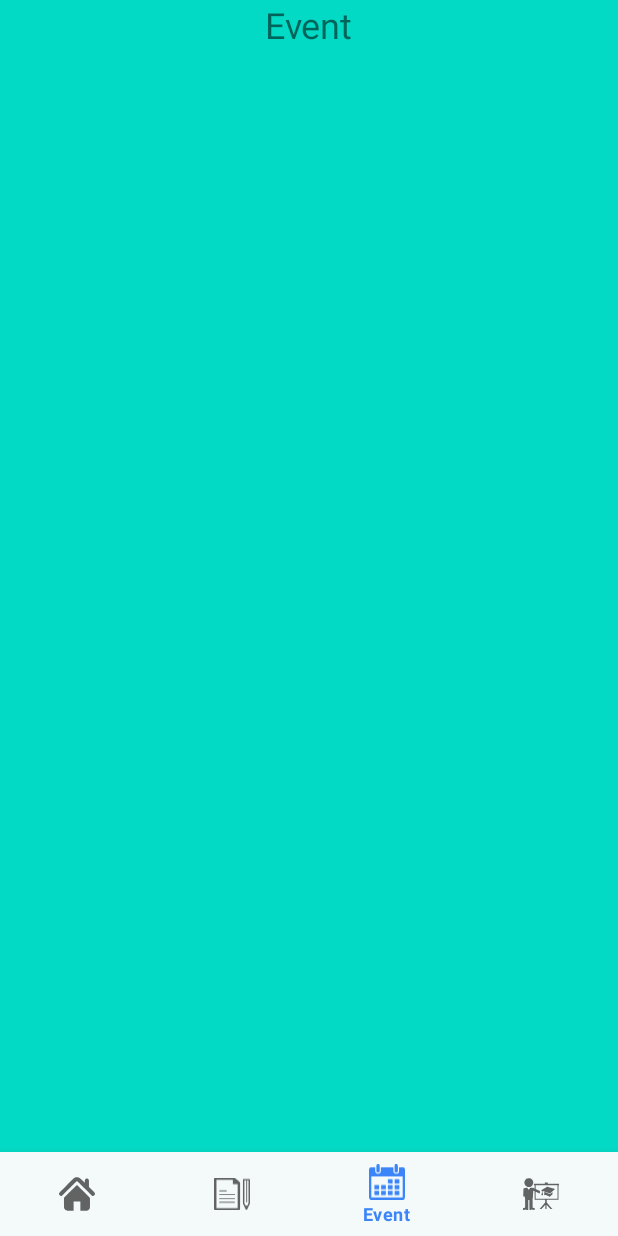
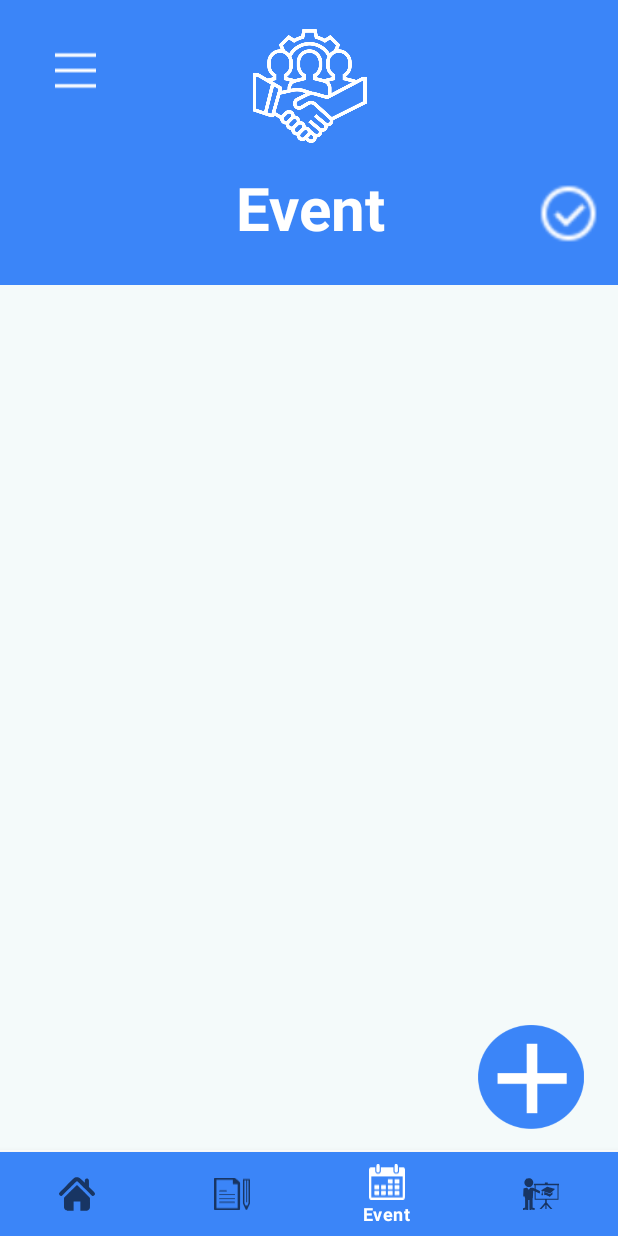
Before and after one commit to rlvidanapathirana/UniLife, an Android app: the screen it shows after launch (MainActivity), item 3 of the bottom bar chosen, on a phone screen of 412 x 824 dp. Run offline under Robolectric (Android 15) with nearby library versions, the phone set to English and light mode, and no system bars.

Commit message:
create event frag to event act parth

```diff
--- a/app/build.gradle
+++ b/app/build.gradle
@@ -15,6 +15,9 @@ android {
 
         testInstrumentationRunner "androidx.test.runner.AndroidJUnitRunner"
     }
+//   viewBinding{
+//       enabled = true
+//   }
 
     buildTypes {
         release {
@@ -35,6 +38,7 @@ dependencies {
     implementation 'androidx.appcompat:appcompat:1.2.0'
     implementation 'com.google.android.material:material:1.3.0'
     implementation 'androidx.constraintlayout:constraintlayout:2.0.4'
+    implementation 'androidx.legacy:legacy-support-v4:1.0.0'
     testImplementation 'junit:junit:4.+'
     androidTestImplementation 'androidx.test.ext:junit:1.1.2'
     androidTestImplementation 'androidx.test.espresso:espresso-core:3.3.0'
--- a/app/src/main/AndroidManifest.xml
+++ b/app/src/main/AndroidManifest.xml
@@ -9,6 +9,7 @@
         android:roundIcon="@mipmap/ic_launcher_round"
         android:supportsRtl="true"
         android:theme="@style/Theme.Unilife">
+        <activity android:name=".createEvent"></activity>
         <activity android:name=".MainActivity">
             <intent-filter>
                 <action android:name="android.intent.action.MAIN" />
--- a/app/src/main/java/com/shadowsquad/unilife/EventFragment.java
+++ b/app/src/main/java/com/shadowsquad/unilife/EventFragment.java
@@ -1,19 +1,71 @@
 package com.shadowsquad.unilife;
 
+import android.content.Intent;
 import android.os.Bundle;
 import android.view.LayoutInflater;
 import android.view.View;
 import android.view.ViewGroup;
+import android.widget.Button;
+import android.widget.ImageButton;
 
 import androidx.annotation.NonNull;
 import androidx.annotation.Nullable;
 import androidx.fragment.app.Fragment;
+import androidx.fragment.app.FragmentManager;
+import androidx.fragment.app.FragmentTransaction;
+
 
 public class EventFragment extends Fragment {
+
+    Button adder;
+
+    public EventFragment() {
+
+    }
+
+//    private EventFragment eventFragment;
+//    FragmentEventBinding binding;
 
     @Nullable
     @Override
     public View onCreateView(@NonNull LayoutInflater inflater, @Nullable ViewGroup container, @Nullable Bundle savedInstanceState) {
-        return inflater.inflate(R.layout.fragment_event,container,false);
+         View View = inflater.inflate(R.layout.fragment_event,container,false);
+
+//
+//        binding = FragmentEventBinding.inflate(getLayoutInflater());
+//        return binding.getRoot();
+//    }
+//
+//    public void onViewCreated(View view, Bundle savedInstanceState) {
+//        super.onViewCreated(view, savedInstanceState);
+//        binding.addEventcrt.setOnClickListener(new View.OnClickListener() {
+//            @Override
+//            public void onClick(View v) {
+//                Fragment addEvent = new addEvent();
+//                FragmentManager fragmentManager = getActivity().getSupportFragmentManager();
+//                FragmentTransaction fragmentTransaction = fragmentManager.beginTransaction();
+//                fragmentTransaction.replace(R.id.fragment_container, addEvent);
+//                fragmentTransaction.addToBackStack(null);
+//                fragmentTransaction.commit();
+//            }
+//        });
+//    }
+//
+//    public void onDestroy() {
+//
+//        super.onDestroy();
+//        binding = null;
+//    }
+//}
+        ImageButton BtnOpenExam = (ImageButton) View.findViewById(R.id.addEventcrt);
+        BtnOpenExam.setOnClickListener(new View.OnClickListener() {
+            @Override
+            public void onClick(android.view.View v) {
+                Intent in = new Intent(getActivity(),createEvent.class);
+                startActivity(in);
+            }
+        });
+        return View;
     }
+
 }
--- /dev/null
+++ b/app/src/main/java/com/shadowsquad/unilife/addEvent.java
@@ -0,0 +1,20 @@
+package com.shadowsquad.unilife;
+
+import android.os.Bundle;
+
+import androidx.fragment.app.Fragment;
+
+import android.view.LayoutInflater;
+import android.view.View;
+import android.view.ViewGroup;
+
+
+public class addEvent extends Fragment {
+
+
+    public View onCreateView(LayoutInflater inflater, ViewGroup container,
+                             Bundle savedInstanceState) {
+         return inflater.inflate(R.layout.fragment_add_event, container, false);
+
+    }
+}
--- /dev/null
+++ b/app/src/main/java/com/shadowsquad/unilife/createEvent.java
@@ -0,0 +1,14 @@
+package com.shadowsquad.unilife;
+
+import androidx.appcompat.app.AppCompatActivity;
+
+import android.os.Bundle;
+
+public class createEvent extends AppCompatActivity {
+
+    @Override
+    protected void onCreate(Bundle savedInstanceState) {
+        super.onCreate(savedInstanceState);
+        setContentView(R.layout.activity_create_event);
+    }
+}
--- a/app/src/main/res/drawable/exam.xml
+++ b/app/src/main/res/drawable/exam.xml
@@ -5,26 +5,26 @@
     android:viewportHeight="898">
   <path
       android:pathData="M20.4,3.1c-6.7,2.6 -13.2,8.3 -16.9,15l-3,5.4 0,425 0,425 2.8,5.7c3.4,7 10,13 17.6,16l5.6,2.3 328.5,-0c312.1,-0 328.8,-0.1 333.5,-1.8 10.8,-3.8 19.4,-13 21.5,-23 0.7,-3.6 0.9,-114.2 0.8,-367.2l-0.3,-362 -2.8,-5.3c-1.5,-2.9 -4.5,-6.9 -6.5,-9 -2.1,-2 -32.7,-30.3 -68,-62.7 -46,-42.3 -65.8,-59.8 -69.9,-62l-5.7,-3 -266,-0.2c-263.1,-0.2 -266.2,-0.2 -271.2,1.8zM513,116c0,42.8 0.3,53.7 1.4,56.4 1.8,4.3 7.8,9.2 13.2,10.5 2.8,0.7 23.3,1.1 60.3,1.1l56.1,-0 0,325.5 0,325.5 -288.5,-0 -288.5,-0 0,-386 0,-386 223,-0 223,-0 0,53z"
-      android:fillColor="#000000"
+      android:fillColor="@color/white"
       android:strokeColor="#00000000"/>
   <path
       android:pathData="M147.5,355.1c-4.5,1.3 -8.6,6 -9.2,10.5 -0.5,4.5 2.5,10 6.7,12.1 2,1 24,1.3 99.8,1.3 105.6,-0 100.8,0.2 104.6,-5.4 0.9,-1.4 1.6,-4.5 1.6,-7.2 0,-4 -0.5,-5.1 -3.4,-7.9 -2.1,-1.9 -4.9,-3.5 -7.3,-3.8 -5.9,-1 -189.4,-0.6 -192.8,0.4z"
-      android:fillColor="#000000"
+      android:fillColor="@color/white"
       android:strokeColor="#00000000"/>
   <path
       android:pathData="M147.5,456.1c-4.5,1.3 -8.6,6 -9.2,10.5 -0.5,4.5 2.5,10 6.7,12.1 2,1 46.1,1.3 210.6,1.3l208.1,-0 3.4,-2.3c2.2,-1.5 3.9,-3.8 4.9,-6.5 1.4,-4 1.3,-4.5 -0.5,-7.9 -1.1,-2 -3.3,-4.6 -4.8,-5.7l-2.8,-2.1 -206.7,-0.2c-118.3,-0.1 -208,0.2 -209.7,0.8z"
-      android:fillColor="#000000"
+      android:fillColor="@color/white"
       android:strokeColor="#00000000"/>
   <path
       android:pathData="M144.3,561c-3.5,2.1 -6.3,6.6 -6.3,10 0,4.4 3.2,9.2 7.4,11.1 3.9,1.8 11.8,1.9 209.8,1.9 142.9,-0 206.5,-0.3 208.5,-1.1 4.2,-1.5 8.2,-5.8 8.9,-9.4 0.8,-4.4 -1.8,-10 -5.8,-12.5 -3.3,-2 -4.4,-2 -211.3,-2 -204.5,-0 -208.1,-0 -211.2,2z"
-      android:fillColor="#000000"
+      android:fillColor="@color/white"
       android:strokeColor="#00000000"/>
   <path
       android:pathData="M145.4,663.9c-6.8,3.1 -9.2,10.6 -5.4,16.8 4.1,6.8 -13.9,6.3 215.7,6.3 206.7,-0 207.8,-0 211.1,-2 4,-2.5 6.6,-8.1 5.8,-12.5 -0.7,-3.6 -4.7,-7.9 -8.9,-9.4 -2,-0.8 -65.6,-1.1 -208.5,-1.1 -198,-0 -205.9,0.1 -209.8,1.9z"
-      android:fillColor="#000000"
+      android:fillColor="@color/white"
       android:strokeColor="#00000000"/>
   <path
       android:pathData="M798.2,43.1c-2.6,1.3 -5.5,3.9 -7,6.2l-2.7,4.1 -0.3,326.3 -0.2,326.4 39.1,85.7c22.8,50 40.2,86.9 41.7,88.6 7.5,8.1 21.1,8.7 29,1.3 3.3,-3 2.5,-1.3 44.4,-92.8l37.3,-81.4 0.3,-324.5c0.1,-178.5 0,-326 -0.3,-327.8 -0.7,-4.1 -5.6,-9.7 -10.6,-12.3 -3.7,-1.8 -6.6,-1.9 -85.1,-1.9 -81.1,-0 -81.3,-0 -85.6,2.1zM877,375.7l0.5,297.3 3.3,3.2c2.9,3 3.8,3.3 9.2,3.3 5.4,-0 6.3,-0.3 9.2,-3.3l3.3,-3.2 0.5,-297.3 0.5,-297.2 17.6,-0.3 17.6,-0.2 0.6,9.1c0.4,5.1 0.7,144.5 0.7,309.8l0,300.6 -14.9,32.5 -14.8,32.5 -26.4,0.2 -26.4,0.3 -14.7,-32.5 -14.8,-32.4 0,-310.1 0,-310 24.3,0.2 24.2,0.3 0.5,297.2z"
-      android:fillColor="#000000"
+      android:fillColor="@color/white"
       android:strokeColor="#00000000"/>
 </vector>
--- /dev/null
+++ b/app/src/main/res/layout/activity_create_event.xml
@@ -0,0 +1,11 @@
+<?xml version="1.0" encoding="utf-8"?>
+<androidx.constraintlayout.widget.ConstraintLayout xmlns:android="http://schemas.android.com/apk/res/android"
+    xmlns:app="http://schemas.android.com/apk/res-auto"
+    xmlns:tools="http://schemas.android.com/tools"
+    android:id="@+id/createpage"
+    android:layout_width="match_parent"
+    android:layout_height="match_parent"
+    android:background="@color/purple_700"
+    tools:context=".createEvent">
+
+</androidx.constraintlayout.widget.ConstraintLayout>
--- a/app/src/main/res/layout/activity_main.xml
+++ b/app/src/main/res/layout/activity_main.xml
@@ -8,20 +8,20 @@
 
 
     <FrameLayout
+        android:id="@+id/fragment_container"
         android:layout_width="match_parent"
         android:layout_height="match_parent"
-        android:id="@+id/fragment_container"
-        android:layout_above="@+id/bottom_nav" ></FrameLayout>
+        android:layout_above="@+id/bottom_nav"
+        android:layout_marginBottom="1dp">
 
-
-
+    </FrameLayout>
 
     <com.google.android.material.bottomnavigation.BottomNavigationView
 
         android:layout_width="match_parent"
         android:layout_height="wrap_content"
         android:layout_alignParentBottom="true"
-        android:background="@color/theme_white"
+        android:background="@color/theme_blue"
         android:id="@+id/bottom_nav"
         app:menu="@menu/menu">
 
--- a/app/src/main/res/layout/fragment_event.xml
+++ b/app/src/main/res/layout/fragment_event.xml
@@ -2,20 +2,99 @@
 <androidx.constraintlayout.widget.ConstraintLayout xmlns:android="http://schemas.android.com/apk/res/android"
     xmlns:app="http://schemas.android.com/apk/res-auto"
     xmlns:tools="http://schemas.android.com/tools"
-    android:id="@+id/fragment"
+    android:id="@+id/fragment1"
     android:layout_width="match_parent"
     android:layout_height="match_parent"
-    android:background="@color/teal_200">
+    android:background="@color/theme_white">
 
-    <TextView
-        android:id="@+id/textView2"
-        android:layout_width="wrap_content"
-        android:layout_height="wrap_content"
-        android:text="@string/event"
-        android:textSize="24sp"
+    <androidx.constraintlayout.widget.ConstraintLayout
+        android:id="@+id/layout1"
+        android:layout_width="match_parent"
+        android:layout_height="190dp"
+        android:background="@color/theme_blue"
+        app:layout_constraintBottom_toBottomOf="parent"
         app:layout_constraintEnd_toEndOf="parent"
-        app:layout_constraintHorizontal_bias="0.5"
         app:layout_constraintStart_toStartOf="parent"
-        tools:layout_editor_absoluteY="284dp"></TextView>
+        app:layout_constraintTop_toTopOf="parent"
+        app:layout_constraintVertical_bias="0.0">
+
+        <ImageView
+            android:id="@+id/eventhome"
+            android:layout_width="122dp"
+            android:layout_height="76dp"
+            android:contentDescription="@string/eventhome"
+            app:layout_constraintBottom_toTopOf="@+id/topicMain"
+            app:layout_constraintEnd_toEndOf="parent"
+            app:layout_constraintHorizontal_bias="0.5"
+            app:layout_constraintStart_toStartOf="parent"
+            app:layout_constraintTop_toTopOf="parent"
+            app:layout_constraintVertical_chainStyle="packed"
+            app:srcCompat="@drawable/eventhome" />
+
+        <TextView
+            android:id="@+id/topicMain"
+            android:layout_width="161dp"
+            android:layout_height="60dp"
+            android:layout_marginTop="16dp"
+            android:text="@string/event"
+            android:textColor="@color/white"
+            android:textSize="40sp"
+            android:textStyle="bold"
+            app:layout_constraintBottom_toBottomOf="parent"
+            app:layout_constraintEnd_toEndOf="parent"
+            app:layout_constraintHorizontal_bias="0.628"
+            app:layout_constraintStart_toStartOf="parent"
+            app:layout_constraintTop_toBottomOf="@+id/eventhome" />
+
+        <ImageButton
+            android:id="@+id/imageMenu"
+            android:layout_width="38dp"
+            android:layout_height="27dp"
+            android:background="@color/theme_blue"
+            android:contentDescription="@string/menu"
+            android:scaleType="fitCenter"
+            app:layout_constraintBottom_toBottomOf="parent"
+            app:layout_constraintEnd_toStartOf="@+id/eventhome"
+            app:layout_constraintHorizontal_bias="0.294"
+            app:layout_constraintStart_toStartOf="parent"
+            app:layout_constraintTop_toTopOf="parent"
+            app:layout_constraintVertical_bias="0.203"
+            app:srcCompat="@drawable/menu"
+            tools:srcCompat="@drawable/menu" />
+
+        <ImageButton
+            android:id="@+id/imageSelect"
+            android:layout_width="42dp"
+            android:layout_height="39dp"
+            android:background="@color/theme_blue"
+            android:contentDescription="@string/select"
+            android:scaleType="fitCenter"
+            app:layout_constraintBottom_toBottomOf="parent"
+            app:layout_constraintEnd_toEndOf="parent"
+            app:layout_constraintHorizontal_bias="0.761"
+            app:layout_constraintStart_toEndOf="@+id/topicMain"
+            app:layout_constraintTop_toTopOf="parent"
+            app:layout_constraintVertical_bias="0.816"
+            app:srcCompat="@drawable/select"
+            tools:srcCompat="@drawable/select" />
+
+
+    </androidx.constraintlayout.widget.ConstraintLayout>
+
+    <ImageButton
+        android:id="@+id/addEventcrt"
+        android:layout_width="84dp"
+        android:layout_height="69dp"
+        android:background="@color/theme_white"
+        android:contentDescription="@string/imageAdd"
+        android:scaleType="fitCenter"
+        app:layout_constraintBottom_toBottomOf="parent"
+        app:layout_constraintEnd_toEndOf="parent"
+        app:layout_constraintHorizontal_bias="0.952"
+        app:layout_constraintStart_toStartOf="parent"
+        app:layout_constraintTop_toBottomOf="@+id/layout1"
+        app:layout_constraintVertical_bias="0.973"
+        app:srcCompat="@drawable/plus"
+        tools:srcCompat="@drawable/plus" />
 
 </androidx.constraintlayout.widget.ConstraintLayout>
--- a/app/src/main/res/layout/fragment_exam.xml
+++ b/app/src/main/res/layout/fragment_exam.xml
@@ -2,7 +2,7 @@
 <androidx.constraintlayout.widget.ConstraintLayout xmlns:android="http://schemas.android.com/apk/res/android"
     xmlns:app="http://schemas.android.com/apk/res-auto"
     xmlns:tools="http://schemas.android.com/tools"
-    android:id="@+id/fragment"
+    android:id="@+id/fragment1"
     android:layout_width="match_parent"
     android:layout_height="match_parent"
     android:background="@color/theme_blue">
--- a/app/src/main/res/layout/fragment_home.xml
+++ b/app/src/main/res/layout/fragment_home.xml
@@ -2,7 +2,7 @@
 <androidx.constraintlayout.widget.ConstraintLayout xmlns:android="http://schemas.android.com/apk/res/android"
     xmlns:app="http://schemas.android.com/apk/res-auto"
     xmlns:tools="http://schemas.android.com/tools"
-    android:id="@+id/fragment"
+    android:id="@+id/fragment1"
     android:layout_width="match_parent"
     android:layout_height="match_parent"
     android:background="@color/purple_200">
--- a/app/src/main/res/layout/fragment_lecture.xml
+++ b/app/src/main/res/layout/fragment_lecture.xml
@@ -2,7 +2,7 @@
 <androidx.constraintlayout.widget.ConstraintLayout xmlns:android="http://schemas.android.com/apk/res/android"
     xmlns:app="http://schemas.android.com/apk/res-auto"
     xmlns:tools="http://schemas.android.com/tools"
-    android:id="@+id/fragment"
+    android:id="@+id/fragment1"
     android:layout_width="match_parent"
     android:layout_height="match_parent"
     android:background="@color/purple_700">
--- a/app/src/main/res/values-night/themes.xml
+++ b/app/src/main/res/values-night/themes.xml
@@ -2,7 +2,7 @@
     <!-- Base application theme. -->
     <style name="Theme.Unilife" parent="Theme.MaterialComponents.DayNight.NoActionBar">
         <!-- Primary brand color. -->
-        <item name="colorPrimary">@color/purple_200</item>
+        <item name="colorPrimary">@color/white</item>
         <item name="colorPrimaryVariant">@color/purple_700</item>
         <item name="colorOnPrimary">@color/black</item>
         <!-- Secondary brand color. -->
--- a/app/src/main/res/values/strings.xml
+++ b/app/src/main/res/values/strings.xml
@@ -4,4 +4,12 @@
     <string name="exam">Exam</string>
     <string name="event">Event</string>
     <string name="lecture">Lecture</string>
+    <string name="menu">menu</string>
+    <string name="select">select</string>
+    <string name="imageAdd">imageAdd</string>
+    <string name="eventtopic">eventtopic</string>
+    <string name="eventhome">eventhome</string>
+    <!-- TODO: Remove or change this placeholder text -->
+    <string name="hello_blank_fragment">Hello blank fragment</string>
+    <string name="create_event">create event</string>
 </resources>
--- a/app/src/main/res/values/themes.xml
+++ b/app/src/main/res/values/themes.xml
@@ -2,9 +2,9 @@
     <!-- Base application theme. -->
     <style name="Theme.Unilife" parent="Theme.MaterialComponents.DayNight.NoActionBar">
         <!-- Primary brand color. -->
-        <item name="colorPrimary">@color/theme_blue</item>
+        <item name="colorPrimary">@color/white</item>
         <item name="colorPrimaryVariant">@color/purple_700</item>
-        <item name="colorOnPrimary">@color/white</item>
+        <item name="colorOnPrimary">@color/black</item>
         <!-- Secondary brand color. -->
         <item name="colorSecondary">@color/teal_200</item>
         <item name="colorSecondaryVariant">@color/teal_700</item>
```
Also changed, not shown: app/src/main/java/com/shadowsquad/unilife/MainActivity.java (+8 -0 lines), app/src/main/res/drawable/eventhome.png (added), app/src/main/res/drawable/menu.png (added), app/src/main/res/drawable/plus.png (added), app/src/main/res/drawable/select.png (added).
